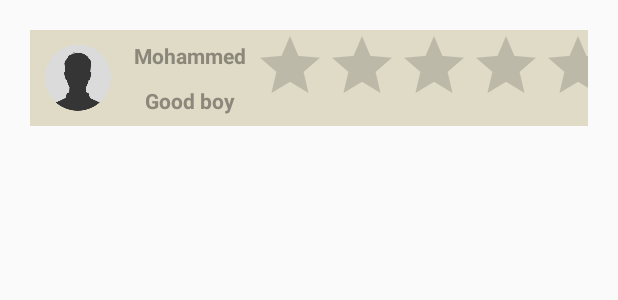
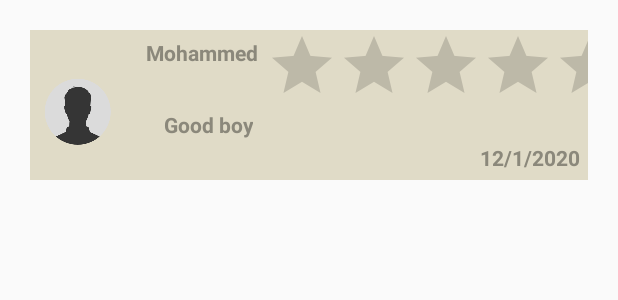
Before and after one commit to ManalM/SmartBus, an Android app: the layout feedback_item.xml on its own in the app's theme, with its tools: preview values and no code run, on a phone screen of 412 x 824 dp. Shown: the top 300 px of the screen. Run offline under Robolectric (Android 15) with nearby library versions, the phone set to English and light mode, and no system bars.

```diff
--- a/app/src/main/res/layout/feedback_item.xml
+++ b/app/src/main/res/layout/feedback_item.xml
@@ -1,8 +1,8 @@
 <?xml version="1.0" encoding="utf-8"?>
-<LinearLayout xmlns:android="http://schemas.android.com/apk/res/android"
+<RelativeLayout xmlns:android="http://schemas.android.com/apk/res/android"
     xmlns:app="http://schemas.android.com/apk/res-auto"
     android:layout_width="match_parent"
-    android:layout_height="wrap_content"
+    android:layout_height="100dp"
     android:layout_margin="20dp"
     android:background="#E0DBC7"
     android:orientation="horizontal">
@@ -11,44 +11,62 @@
 
         android:layout_width="wrap_content"
         android:layout_height="wrap_content"
+        android:layout_alignParentStart="true"
+        android:layout_alignParentLeft="true"
+        android:layout_alignParentBottom="true"
         android:layout_gravity="center"
-        android:layout_margin="10dp"
+        android:layout_marginStart="10dp"
+        android:layout_marginLeft="10dp"
+        android:layout_marginTop="10dp"
+        android:layout_marginEnd="10dp"
+        android:layout_marginRight="10dp"
+        android:layout_marginBottom="23dp"
         app:srcCompat="@drawable/profile" />
+
     <LinearLayout
-        android:layout_width="wrap_content"
-        android:layout_height="match_parent"
-        android:layout_gravity="center"
-        android:gravity="center"
-        android:orientation="vertical">
+        android:id="@+id/linear"
+        android:layout_width="300dp"
+        android:layout_height="wrap_content"
+
+        android:layout_alignParentEnd="true"
+        android:layout_alignParentRight="true"
+
+        android:orientation="horizontal">
+
         <TextView
             android:id="@+id/student_name_feedback"
             android:layout_width="wrap_content"
             android:layout_height="wrap_content"
-        android:layout_gravity="center"
+
             android:layout_margin="5dp"
             android:text="Mohammed"
             android:textColor="#8B887B"
             android:textStyle="bold" />
+
+        <RatingBar
+            android:id="@+id/ratingBar2"
+            android:layout_width="wrap_content"
+            android:layout_height="wrap_content" />
+    </LinearLayout>
+
     <TextView
         android:id="@+id/student_feedback"
         android:layout_width="wrap_content"
         android:layout_height="wrap_content"
-            android:layout_gravity="center"
-            android:layout_margin="5dp"
+        android:layout_below="@id/linear"
+        android:layout_alignParentEnd="true"
+        android:layout_alignParentRight="true"
+        android:layout_gravity="center_horizontal"
+        android:layout_marginStart="5dp"
+        android:layout_marginLeft="5dp"
+        android:layout_marginTop="-4dp"
+        android:layout_marginEnd="223dp"
+        android:layout_marginRight="223dp"
+        android:layout_marginBottom="5dp"
+        android:gravity="center"
         android:text="Good boy"
         android:textColor="#8B887B"
         android:textStyle="bold" />
-    </LinearLayout>
-
-    <LinearLayout
-        android:layout_width="match_parent"
-        android:layout_height="match_parent"
-        android:orientation="vertical">
-
-        <RatingBar
-            android:id="@+id/ratingBar2"
-            android:layout_width="match_parent"
-            android:layout_height="wrap_content" />
 
     <TextView
         android:id="@+id/date_feedback"
@@ -57,7 +75,8 @@
         android:layout_gravity="center"
         android:layout_margin="5dp"
         android:text="12/1/2020"
+android:layout_alignParentBottom="true"
+        android:layout_alignParentRight="true"
         android:textColor="#8B887B"
         android:textStyle="bold" />
-    </LinearLayout>
-</LinearLayout>
+</RelativeLayout>
```
Lines whose indentation alone changed are shown as unchanged.
